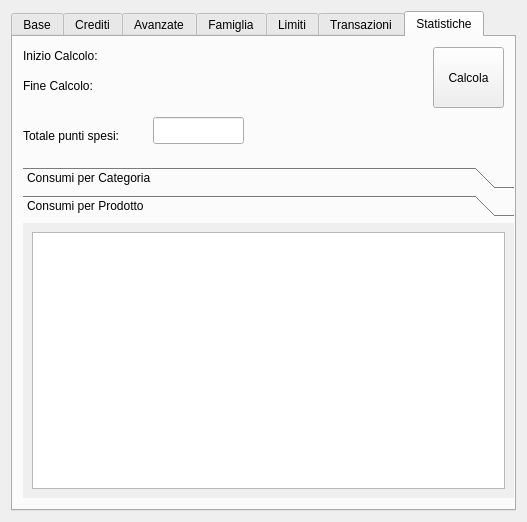
The window that squeeze/src/ui/editclient_widget.ui (lastprimenumbers/lemonpos) describes before a commit, drawn with Qt 5.
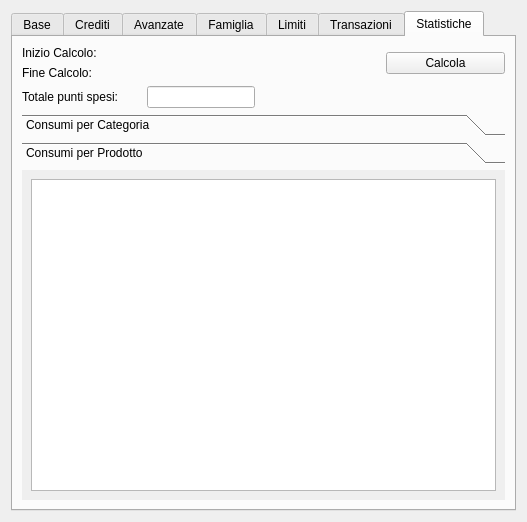
The same window after the commit. The open tabs and pages were chosen to show the change. Custom widgets are drawn as their Qt base class.

Diff of the .ui file:
```diff
--- a/squeeze/src/ui/editclient_widget.ui
+++ b/squeeze/src/ui/editclient_widget.ui
@@ -630,100 +630,36 @@
       <attribute name="title">
        <string>Statistiche</string>
       </attribute>
-      <widget class="QLabel" name="label_24">
-       <property name="geometry">
-        <rect>
-         <x>10</x>
-         <y>40</y>
-         <width>105</width>
-         <height>17</height>
-        </rect>
-       </property>
-       <property name="text">
-        <string>Fine Calcolo:</string>
-       </property>
-      </widget>
+      <layout class="QGridLayout" name="gridLayout_7">
+       <item row="0" column="0">
       <widget class="QLabel" name="label_25">
-       <property name="geometry">
-        <rect>
-         <x>10</x>
-         <y>10</y>
-         <width>105</width>
-         <height>17</height>
-        </rect>
-       </property>
        <property name="text">
         <string>Inizio Calcolo:</string>
        </property>
       </widget>
-      <widget class="KDateWidget" name="statStart">
-       <property name="geometry">
-        <rect>
-         <x>130</x>
-         <y>10</y>
-         <width>256</width>
-         <height>27</height>
-        </rect>
-       </property>
-      </widget>
-      <widget class="KDateWidget" name="statEnd">
-       <property name="geometry">
-        <rect>
-         <x>130</x>
-         <y>40</y>
-         <width>256</width>
-         <height>27</height>
-        </rect>
-       </property>
-      </widget>
+       </item>
+       <item row="0" column="1" colspan="2">
+        <widget class="KDateWidget" name="statStart"/>
+       </item>
+       <item row="0" column="3" rowspan="2">
       <widget class="QPushButton" name="statDo">
-       <property name="geometry">
-        <rect>
-         <x>420</x>
-         <y>10</y>
-         <width>71</width>
-         <height>61</height>
-        </rect>
-       </property>
        <property name="text">
         <string>Calcola</string>
        </property>
       </widget>
-      <widget class="QLabel" name="label_26">
-       <property name="geometry">
-        <rect>
-         <x>10</x>
-         <y>90</y>
-         <width>131</width>
-         <height>17</height>
-        </rect>
-       </property>
+       </item>
+       <item row="1" column="0">
+        <widget class="QLabel" name="label_24">
        <property name="text">
-        <string>Totale punti spesi:</string>
-       </property>
-      </widget>
-      <widget class="QLineEdit" name="statTotal">
-       <property name="geometry">
-        <rect>
-         <x>140</x>
-         <y>80</y>
-         <width>91</width>
-         <height>27</height>
-        </rect>
-       </property>
-       <property name="readOnly">
-        <bool>true</bool>
-       </property>
-      </widget>
+          <string>Fine Calcolo:</string>
+         </property>
+        </widget>
+       </item>
+       <item row="1" column="1" colspan="2">
+        <widget class="KDateWidget" name="statEnd"/>
+       </item>
+       <item row="3" column="0" colspan="4">
       <widget class="QToolBox" name="toolBox">
-       <property name="geometry">
-        <rect>
-         <x>10</x>
-         <y>130</y>
-         <width>491</width>
-         <height>331</height>
-        </rect>
-       </property>
        <property name="currentIndex">
         <number>0</number>
        </property>
@@ -757,8 +693,8 @@
          <rect>
           <x>0</x>
           <y>0</y>
-          <width>491</width>
-          <height>269</height>
+            <width>487</width>
+            <height>292</height>
          </rect>
         </property>
         <attribute name="label">
@@ -771,6 +707,31 @@
         </layout>
        </widget>
       </widget>
+       </item>
+       <item row="2" column="0">
+        <widget class="QLabel" name="label_26">
+         <property name="text">
+          <string>Totale punti spesi:</string>
+         </property>
+        </widget>
+       </item>
+       <item row="2" column="1">
+        <widget class="QLineEdit" name="statTotal">
+         <property name="sizePolicy">
+          <sizepolicy hsizetype="Fixed" vsizetype="Fixed">
+           <horstretch>0</horstretch>
+           <verstretch>0</verstretch>
+          </sizepolicy>
+         </property>
+         <property name="alignment">
+          <set>Qt::AlignLeading|Qt::AlignLeft|Qt::AlignVCenter</set>
+         </property>
+         <property name="readOnly">
+          <bool>true</bool>
+         </property>
+        </widget>
+       </item>
+      </layout>
      </widget>
     </widget>
    </item>
@@ -782,17 +743,17 @@
    <extends>QWidget</extends>
    <header>kdatewidget.h</header>
   </customwidget>
-  <customwidget>
-   <class>MibitLineEdit</class>
-   <extends>QLineEdit</extends>
-   <header>../../mibitWidgets/mibitlineedit.h</header>
-  </customwidget>
   <customwidget>
    <class>SearchCode</class>
    <extends>QWidget</extends>
    <header>searchcode.h</header>
    <container>1</container>
   </customwidget>
+  <customwidget>
+   <class>MibitLineEdit</class>
+   <extends>QLineEdit</extends>
+   <header>../../mibitWidgets/mibitlineedit.h</header>
+  </customwidget>
   <customwidget>
    <class>clienttag</class>
    <extends>QWidget</extends>
```
Left out of the diff: 252 changed lines with no effect on the pictures. Lines whose indentation alone changed are shown as unchanged.
